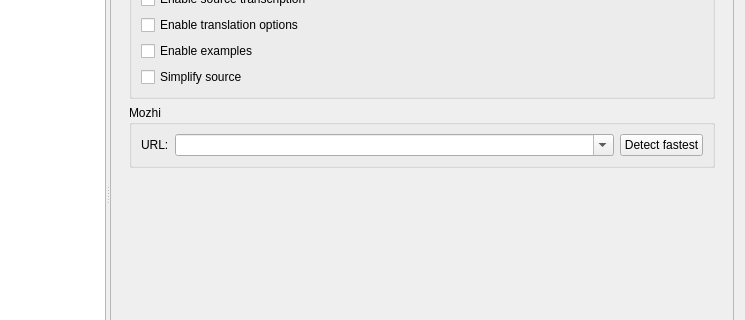
The window that src/settings/settingsdialog.ui (KDE/crow-translate) describes before a commit, drawn with Qt 5; both pictures show x 105 to 850 and y 122 to 442 of the 850 by 660 pixel window.
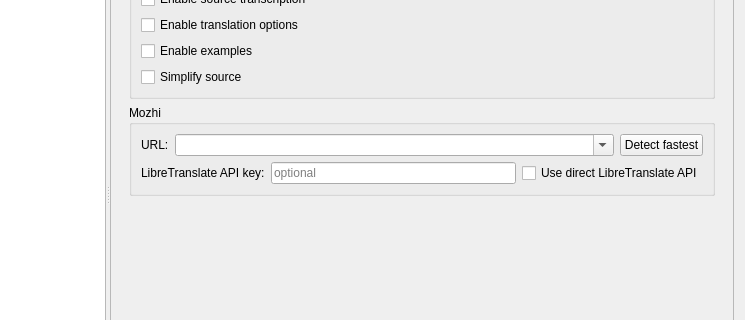
The same window after the commit. The open tabs and pages were chosen to show the change. Icons and pictures are not drawn. Custom widgets are drawn as their Qt base class.

Commit message:
Add LibreTranslate API key and a Mozhi/direct API toggle
The Mozhi provider gains an optional API key and a toggle between the
Mozhi-shaped API (the aggregator's GET /api/translate) and the direct
LibreTranslate REST API (POST /translate with q/source/target/format/api_key),
so self-hosted LibreTranslate instances work while the default Mozhi behavior
is preserved. The key and toggle are threaded through the provider,
ProviderOptionsManager and AppSettings, and exposed as a password field plus a
checkbox in the Mozhi settings tab.

The edit to the form file:
```diff
--- a/src/settings/settingsdialog.ui
+++ b/src/settings/settingsdialog.ui
@@ -893,7 +893,9 @@
               <property name="title">
                <string notr="true">Mozhi</string>
               </property>
-              <layout class="QHBoxLayout" name="horizontalLayout">
+              <layout class="QVBoxLayout" name="mozhiGroupBoxLayout">
+               <item>
+                <layout class="QHBoxLayout" name="instanceRowLayout">
                <item>
                 <widget class="QLabel" name="mozhiUrlLabel">
                  <property name="text">
@@ -929,6 +931,42 @@
                   <string>Detect fastest</string>
                  </property>
                 </widget>
+                 </item>
+                </layout>
+               </item>
+               <item>
+                <layout class="QHBoxLayout" name="apiKeyRowLayout">
+                 <item>
+                  <widget class="QLabel" name="mozhiApiKeyLabel">
+                   <property name="text">
+                    <string notr="true">LibreTranslate API key:</string>
+                   </property>
+                  </widget>
+                 </item>
+                 <item>
+                  <widget class="QLineEdit" name="mozhiApiKeyEdit">
+                   <property name="echoMode">
+                    <enum>QLineEdit::Password</enum>
+                   </property>
+                   <property name="toolTip">
+                    <string>Optional. Required by self-hosted LibreTranslate instances and libretranslate.com; the Mozhi front-end ignores it.</string>
+                   </property>
+                   <property name="placeholderText">
+                    <string notr="true">optional</string>
+                   </property>
+                  </widget>
+                 </item>
+                 <item>
+                  <widget class="QCheckBox" name="mozhiDirectCheckBox">
+                   <property name="text">
+                    <string notr="true">Use direct LibreTranslate API</string>
+                   </property>
+                   <property name="toolTip">
+                    <string>Talk the direct LibreTranslate REST API to the instance URL instead of the Mozhi-compatible API; use this for self-hosted LibreTranslate servers.</string>
+                   </property>
+                  </widget>
+                 </item>
+                </layout>
                </item>
               </layout>
              </widget>
```
Lines whose indentation alone changed are shown as unchanged. The commit also changes 7 other files.
